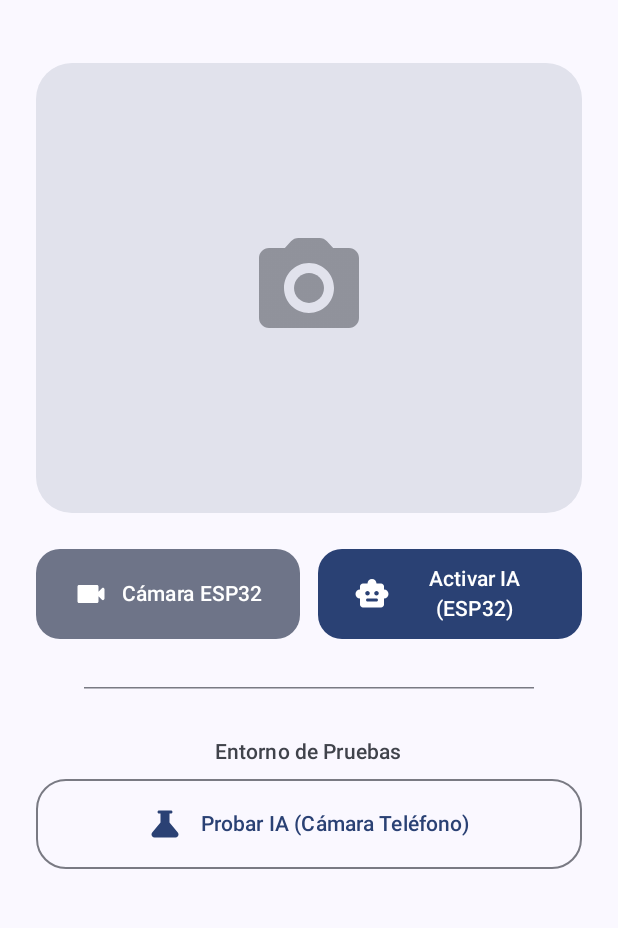
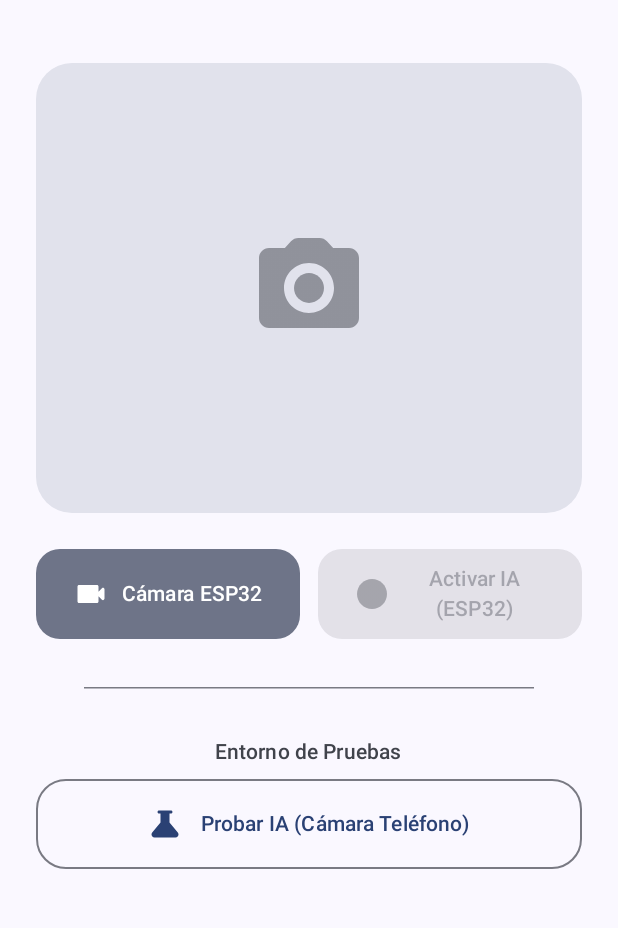
Before and after one commit to JhendeFR/HungryPet, an Android app built with Jetpack Compose: the AiCamScreen screen opened through its navigation route, after a tap on "Detener ESP32", on a phone screen of 412 x 824 dp, the part 69-997 px from its top. Run offline under Robolectric (Android 15) with nearby library versions, the light colour scheme and no system bars; our stand-ins replace Firebase (no records; nobody signed in at launch, a user with empty details on screens opened directly), Room's generated code; libraries missing offline, so code that uses them is left out: com.google.mlkit.vision; 1 other tap on this screen came first.

Commit message:
ia en esp32 funcional

```diff
--- a/app/src/main/java/com/usfx/hungrypet/ui/screens/AiCamScreen.kt
+++ b/app/src/main/java/com/usfx/hungrypet/ui/screens/AiCamScreen.kt
@@ -27,23 +27,24 @@ import com.usfx.hungrypet.viewmodel.MainViewModel
 
 @Composable
 fun AiCamScreen(viewModel: MainViewModel) {
-    // Estados que provienen de Firebase (ESP32)
     val cameraFrame by viewModel.cameraFrame.collectAsState()
     val isStreaming by viewModel.isStreaming.collectAsState()
 
-    // Estados para la prueba local del teléfono (ML Kit)
+    // NUEVOS ESTADOS ENLAZADOS AL VIEWMODEL PARA EL ESP32
+    val isEsp32AiActive by viewModel.isEsp32AiActive.collectAsState()
+    val esp32DetectionResult by viewModel.esp32DetectionResult.collectAsState()
+
+    // Estados para la prueba local del teléfono
     var isPhoneCameraActive by remember { mutableStateOf(false) }
     var currentAiDetection by remember { mutableStateOf("Buscando mascotas...") }
 
     val context = LocalContext.current
-
-    // Lanzador de permisos de Android: Pide permiso al usuario la primera vez que abre la cámara
     val permissionLauncher = rememberLauncherForActivityResult(
         ActivityResultContracts.RequestPermission()
     ) { isGranted ->
         if (isGranted) {
             isPhoneCameraActive = true
-            if (isStreaming) viewModel.toggleCameraStream() // Apaga el ESP32 si abres el teléfono para evitar choques
+            if (isStreaming) viewModel.toggleCameraStream()
         }
     }
 
@@ -54,8 +55,7 @@ fun AiCamScreen(viewModel: MainViewModel) {
         horizontalAlignment = Alignment.CenterHorizontally,
     ) {
 
-        // --- VISOR PRINCIPAL (Caja negra) ---
-        // Aquí decidimos dinámicamente qué mostrar basándonos en los booleanos de estado
+        // --- VISOR DE LA CÁMARA (Alterna entre ESP32 y Teléfono) ---
         Box(
             modifier = Modifier
                 .fillMaxWidth()
@@ -65,12 +65,9 @@ fun AiCamScreen(viewModel: MainViewModel) {
             contentAlignment = Alignment.Center
         ) {
             when {
-                // 1. Mostrar IA Local
                 isPhoneCameraActive -> {
-                    PhoneCameraView(
-                        onDetectionUpdate = { result -> currentAiDetection = result }
-                    )
-                    // Overlay de texto flotante
+                    PhoneCameraView(onDetectionUpdate = { result -> currentAiDetection = result })
+
                     Box(
                         modifier = Modifier
                             .align(Alignment.TopCenter)
@@ -78,15 +75,9 @@ fun AiCamScreen(viewModel: MainViewModel) {
                             .background(MaterialTheme.colorScheme.primaryContainer.copy(alpha = 0.8f), RoundedCornerShape(12.dp))
                             .padding(horizontal = 16.dp, vertical = 8.dp)
                     ) {
-                        Text(
-                            text = currentAiDetection,
-                            color = MaterialTheme.colorScheme.onPrimaryContainer,
-                            fontWeight = FontWeight.Bold,
-                            textAlign = TextAlign.Center
-                        )
+                        Text(text = currentAiDetection, color = MaterialTheme.colorScheme.onPrimaryContainer, fontWeight = FontWeight.Bold, textAlign = TextAlign.Center)
                     }
                 }
-                // 2. Mostrar Cámara del ESP32
                 isStreaming -> {
                     if (cameraFrame != null) {
                         Image(
@@ -95,18 +86,30 @@ fun AiCamScreen(viewModel: MainViewModel) {
                             modifier = Modifier.fillMaxSize(),
                             contentScale = ContentScale.Crop
                         )
+
+                        // TEXTO FLOTANTE CON EL RESULTADO DE LA IA DEL ESP32
+                        if (isEsp32AiActive) {
+                            Box(
+                                modifier = Modifier
+                                    .align(Alignment.BottomCenter)
+                                    .padding(16.dp)
+                                    .background(MaterialTheme.colorScheme.tertiaryContainer.copy(alpha = 0.85f), RoundedCornerShape(12.dp))
+                                    .padding(horizontal = 16.dp, vertical = 8.dp)
+                            ) {
+                                Text(
+                                    text = esp32DetectionResult,
+                                    color = MaterialTheme.colorScheme.onTertiaryContainer,
+                                    fontWeight = FontWeight.Bold,
+                                    textAlign = TextAlign.Center
+                                )
+                            }
+                        }
                     } else {
                         CircularProgressIndicator()
                     }
                 }
-                // 3. Estado en reposo (Icono por defecto)
                 else -> {
-                    Icon(
-                        Icons.Rounded.CameraAlt,
-                        contentDescription = null,
-                        modifier = Modifier.size(80.dp),
-                        tint = MaterialTheme.colorScheme.onSurfaceVariant.copy(alpha = 0.5f)
-                    )
+                    Icon(Icons.Rounded.CameraAlt, contentDescription = null, modifier = Modifier.size(80.dp), tint = MaterialTheme.colorScheme.onSurfaceVariant.copy(alpha = 0.5f))
                 }
             }
         }
@@ -118,6 +121,7 @@ fun AiCamScreen(viewModel: MainViewModel) {
             modifier = Modifier.fillMaxWidth(),
             horizontalArrangement = Arrangement.spacedBy(12.dp)
         ) {
+            // Botón 1: Ver Cámara ESP32
             FilledTonalButton(
                 onClick = {
                     if (isPhoneCameraActive) isPhoneCameraActive = false
@@ -134,15 +138,19 @@ fun AiCamScreen(viewModel: MainViewModel) {
                 Text(if (isStreaming) "Detener ESP32" else "Cámara ESP32", textAlign = TextAlign.Center)
             }
 
+            // Botón 2: Activar/Desactivar IA en el ESP32 (DINÁMICO)
             Button(
-                onClick = { viewModel.handleAutoDetection("Perro") },
+                onClick = { viewModel.toggleEsp32Ai() },
                 modifier = Modifier.weight(1f).height(60.dp),
                 shape = RoundedCornerShape(16.dp),
-                colors = ButtonDefaults.buttonColors(containerColor = MaterialTheme.colorScheme.primary),
+                enabled = isStreaming, // Solo se puede activar si la cámara está encendida
+                colors = ButtonDefaults.buttonColors(
+                    containerColor = if (isEsp32AiActive) MaterialTheme.colorScheme.tertiary else MaterialTheme.colorScheme.primary
+                )
             ) {
-                Icon(Icons.Rounded.SmartToy, contentDescription = null)
+                Icon(if (isEsp32AiActive) Icons.Rounded.SmartToy else Icons.Rounded.Circle, contentDescription = null)
                 Spacer(modifier = Modifier.width(8.dp))
-                Text("Activar IA (ESP32)", textAlign = TextAlign.Center)
+                Text(if (isEsp32AiActive) "IA Activa" else "Activar IA (ESP32)", textAlign = TextAlign.Center)
             }
         }
 
@@ -150,7 +158,7 @@ fun AiCamScreen(viewModel: MainViewModel) {
         HorizontalDivider(modifier = Modifier.padding(horizontal = 32.dp))
         Spacer(modifier = Modifier.height(32.dp))
 
-        // --- BOTÓN 3: ENTORNO DE PRUEBAS ---
+        // --- BOTÓN 3: ENTORNO DE PRUEBAS (CÁMARA DEL TELÉFONO) ---
         Text("Entorno de Pruebas", style = MaterialTheme.typography.labelLarge, color = MaterialTheme.colorScheme.onSurfaceVariant)
         Spacer(modifier = Modifier.height(8.dp))
 
@@ -159,12 +167,10 @@ fun AiCamScreen(viewModel: MainViewModel) {
                 if (isPhoneCameraActive) {
                     isPhoneCameraActive = false
                 } else {
-                    // Verifica permisos de cámara antes de abrir
                     if (ContextCompat.checkSelfPermission(context, Manifest.permission.CAMERA) == PackageManager.PERMISSION_GRANTED) {
                         if (isStreaming) viewModel.toggleCameraStream()
                         isPhoneCameraActive = true
                     } else {
-                        // Si no tiene permisos, levanta el cuadro de diálogo de Android pidiéndolo
                         permissionLauncher.launch(Manifest.permission.CAMERA)
                     }
                 }
--- a/app/src/main/java/com/usfx/hungrypet/viewmodel/MainViewModel.kt
+++ b/app/src/main/java/com/usfx/hungrypet/viewmodel/MainViewModel.kt
@@ -1,18 +1,22 @@
 package com.usfx.hungrypet.viewmodel
-import android.R
+
 import android.app.Application
 import android.app.NotificationChannel
 import android.app.NotificationManager
 import android.content.Context
+import android.graphics.Bitmap
+import android.graphics.BitmapFactory
 import android.os.Build
+import android.util.Base64
+import android.util.Log
 import androidx.core.app.NotificationCompat
 import androidx.lifecycle.AndroidViewModel
 import androidx.lifecycle.viewModelScope
+import com.google.mlkit.vision.common.InputImage
+import com.google.mlkit.vision.label.ImageLabeling
+import com.google.mlkit.vision.label.defaults.ImageLabelerOptions
 import com.usfx.hungrypet.data.AppDatabase
 import com.usfx.hungrypet.data.FeedingLog
-import android.graphics.Bitmap
-import android.graphics.BitmapFactory
-import android.util.Base64
 import com.usfx.hungrypet.data.FirebaseRepository
 import kotlinx.coroutines.flow.MutableStateFlow
 import kotlinx.coroutines.flow.SharingStarted
@@ -26,73 +30,133 @@ import java.util.Locale
 
 class MainViewModel(application: Application) : AndroidViewModel(application) {
     private val dao = AppDatabase.getDatabase(application).feedingLogDao()
+    private val firebaseRepository = FirebaseRepository()
 
     val logs: StateFlow<List<FeedingLog>> = dao.getAllLogs()
         .stateIn(viewModelScope, SharingStarted.Lazily, emptyList())
 
-    // --- NUEVO CÓDIGO PARA FIREBASE Y CAMARA ---
-    private val firebaseRepository = FirebaseRepository()
-
-    // Estado que contendrá el frame de la cámara listo para dibujar
+    // --- ESTADOS DE LA CÁMARA ESP32 ---
     private val _cameraFrame = MutableStateFlow<Bitmap?>(null)
     val cameraFrame: StateFlow<Bitmap?> = _cameraFrame.asStateFlow()
 
-    // Controla si estamos escuchando el stream o no
     private val _isStreaming = MutableStateFlow(false)
     val isStreaming: StateFlow<Boolean> = _isStreaming.asStateFlow()
 
+    // --- NUEVOS ESTADOS PARA LA IA DEL ESP32 ---
+    private val _isEsp32AiActive = MutableStateFlow(false)
+    val isEsp32AiActive: StateFlow<Boolean> = _isEsp32AiActive.asStateFlow()
+
+    private val _esp32DetectionResult = MutableStateFlow("IA en reposo")
+    val esp32DetectionResult: StateFlow<String> = _esp32DetectionResult.asStateFlow()
+
+    // Inicializamos ML Kit aquí para que analice los Bitmaps provenientes de Firebase
+    private val imageLabeler = ImageLabeling.getClient(
+        ImageLabelerOptions.Builder()
+            .setConfidenceThreshold(0.60f)
+            .build()
+    )
+
+    // Variable de control para evitar múltiples raciones por una misma detección continua
+    private var lastFeededTime: Long = 0
+
     fun toggleCameraStream() {
         if (_isStreaming.value) {
-            // Detener el stream (simplemente cambiamos el estado, la UI dejará de pedirlo)
             _isStreaming.value = false
-            _cameraFrame.value = null // Limpiamos la imagen
+            _isEsp32AiActive.value = false
+            _cameraFrame.value = null
+            _esp32DetectionResult.value = "IA en reposo"
         } else {
-            // Iniciar el stream
             _isStreaming.value = true
             viewModelScope.launch {
                 firebaseRepository.getCameraStream().collect { base64String ->
                     if (_isStreaming.value) {
-                        // Decodificamos solo si seguimos en estado de streaming
-                        _cameraFrame.value = decodeBase64ToBitmap(base64String)
+                        val bitmap = decodeBase64ToBitmap(base64String)
+                        _cameraFrame.value = bitmap
+
+                        // SI LA IA DEL ESP32 ESTÁ ACTIVA Y LLEGA UNA IMAGEN, LA ANALIZAMOS
+                        if (bitmap != null && _isEsp32AiActive.value) {
+                            analyzeEsp32Frame(bitmap)
+                        }
                     }
                 }
             }
         }
     }
 
-    private fun decodeBase64ToBitmap(base64Str: String): Bitmap? {
-        return try {
-            // Decodificar Base64 a un arreglo de bytes
-            val decodedBytes = Base64.decode(base64Str, Base64.DEFAULT)
-            // Convertir el arreglo de bytes en un Bitmap
-            BitmapFactory.decodeByteArray(decodedBytes, 0, decodedBytes.size)
-        } catch (e: Exception) {
-            e.printStackTrace()
-            null
+    fun toggleEsp32Ai() {
+        _isEsp32AiActive.value = !_isEsp32AiActive.value
+        if (!_isEsp32AiActive.value) {
+            _esp32DetectionResult.value = "IA Desactivada"
+        } else {
+            _esp32DetectionResult.value = "Analizando stream del ESP32..."
+            // Si ya hay una imagen en pantalla, la procesamos inmediatamente
+            _cameraFrame.value?.let { analyzeEsp32Frame(it) }
+        }
+    }
+
+    private fun analyzeEsp32Frame(bitmap: Bitmap) {
+        val image = InputImage.fromBitmap(bitmap, 0)
+
+        imageLabeler.process(image)
+            .addOnSuccessListener { labels ->
+                var detectedText = "Buscando mascotas..."
+                var animalDetected = "Otro"
+
+                for (label in labels) {
+                    val text = label.text.lowercase()
+                    val confidence = (label.confidence * 100).toInt()
+
+                    if (text.contains("dog") || text.contains("puppy") || text.contains("canine")) {
+                        detectedText = "¡PERRO DETECTADO! ($confidence%) 🐶"
+                        animalDetected = "Perro"
+                        break
+                    } else if (text.contains("cat") || text.contains("kitten") || text.contains("feline")) {
+                        detectedText = "¡GATO DETECTADO! ($confidence%) 🐱"
+                        animalDetected = "Gato"
+                        break
+                    } else if (text.contains("pet") || text.contains("animal")) {
+                        detectedText = "Mascota detectada ($confidence%) 🐾"
+                        animalDetected = "Mascota"
+                    }
+                }
+
+                _esp32DetectionResult.value = detectedText
+
+                // LÓGICA DE AUTOMATIZACIÓN REAL: Dispensar si se confirma Perro o Gato
+                if (animalDetected == "Perro" || animalDetected == "Gato") {
+                    val currentTime = System.currentTimeMillis()
+                    // Ventana de tiempo (1 minuto) para evitar que dispense sin parar con el mismo frame
+                    if (currentTime - lastFeededTime > 60000) {
+                        lastFeededTime = currentTime
+                        executeFeederAutomation(animalDetected)
+                    }
+                }
+            }
+            .addOnFailureListener { e ->
+                Log.e("MLKit_ESP32", "Error al procesar frame de Firebase", e)
+            }
+    }
+
+    private fun executeFeederAutomation(mascota: String) {
+        val amount = if (mascota == "Perro") 50 else 30
+        viewModelScope.launch {
+            try {
+                // Aquí se conectará con tus servos reales a través de Retrofit
+                // RetrofitClient.apiService.dispenseFood(amount)
+
+                saveLog("Automático", mascota, amount)
+                sendNotification("Alimentador Automático", "Se detectó un $mascota. Dispensados ${amount}g.")
+            } catch (e: Exception) {
+                Log.e("Retrofit", "Error al enviar comando al dispensador", e)
+            }
         }
     }
 
     fun dispenseFoodManual(amount: Int) {
         viewModelScope.launch {
-            // Descomentar cuando el ESP32 esté en red:
             // RetrofitClient.apiService.dispenseFood(amount)
             saveLog("Manual", "N/A", amount)
             sendNotification("Alimentación Manual", "Se han dispensado ${amount}g.")
-        }
-    }
-
-    // Simulación del disparador del sensor de proximidad + TFLite
-    fun handleAutoDetection(detectedLabel: String) {
-        if (detectedLabel == "Perro" || detectedLabel == "Gato") {
-            viewModelScope.launch {
-                val amount = if (detectedLabel == "Perro") 50 else 30
-                // RetrofitClient.apiService.dispenseFood(amount)
-                saveLog("Automático", detectedLabel, amount)
-                sendNotification("Mascota detectada: $detectedLabel", "Dispensando ${amount}g.")
-            }
-        } else {
-            // Es otro objeto, no se activan los servos.
-            println("Objeto detectado ignorado: $detectedLabel")
         }
     }
 
@@ -100,6 +164,16 @@ class MainViewModel(application: Application) : AndroidViewModel(application) {
         val sdf = SimpleDateFormat("dd/MM/yyyy HH:mm", Locale.getDefault())
         val currentDate = sdf.format(Date())
         dao.insertLog(FeedingLog(0, currentDate, tipo, deteccion, cantidad))
+    }
+
+    private fun decodeBase64ToBitmap(base64Str: String): Bitmap? {
+        return try {
+            val decodedBytes = Base64.decode(base64Str, Base64.DEFAULT)
+            BitmapFactory.decodeByteArray(decodedBytes, 0, decodedBytes.size)
+        } catch (e: Exception) {
+            e.printStackTrace()
+            null
+        }
     }
 
     private fun sendNotification(title: String, message: String) {
@@ -113,7 +187,7 @@ class MainViewModel(application: Application) : AndroidViewModel(application) {
         }
 
         val notification = NotificationCompat.Builder(context, channelId)
-            .setSmallIcon(R.drawable.ic_dialog_info) // Cambiar por tu icono
+            .setSmallIcon(android.R.drawable.ic_dialog_info)
             .setContentTitle(title)
             .setContentText(message)
             .setPriority(NotificationCompat.PRIORITY_DEFAULT)
```
